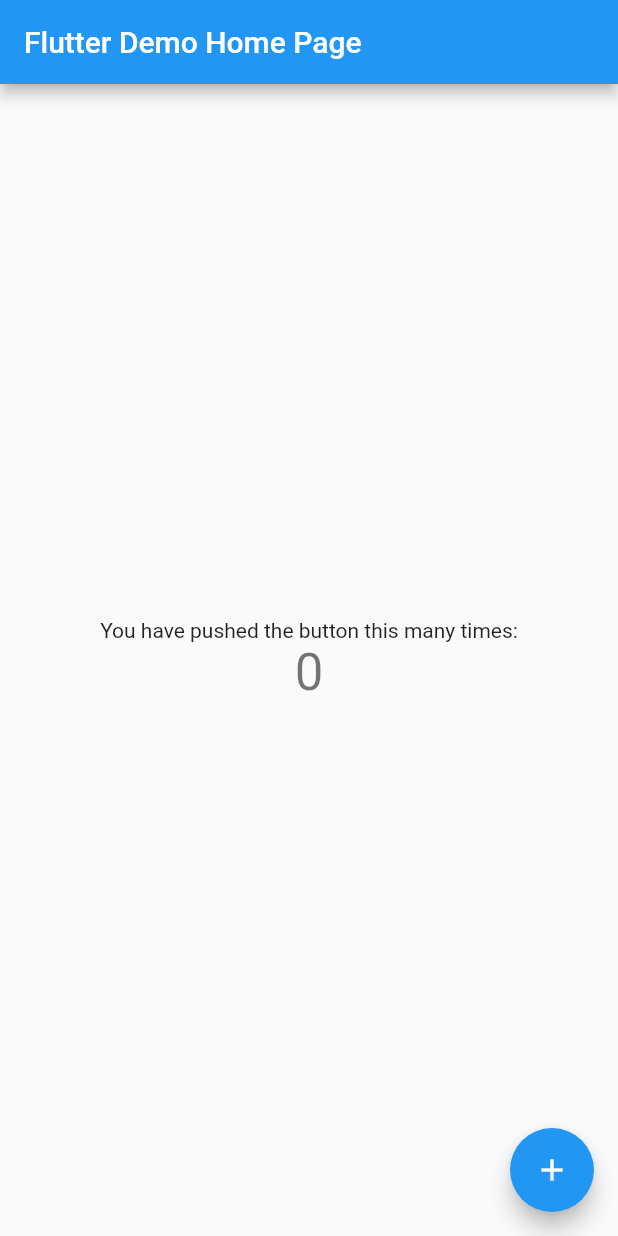
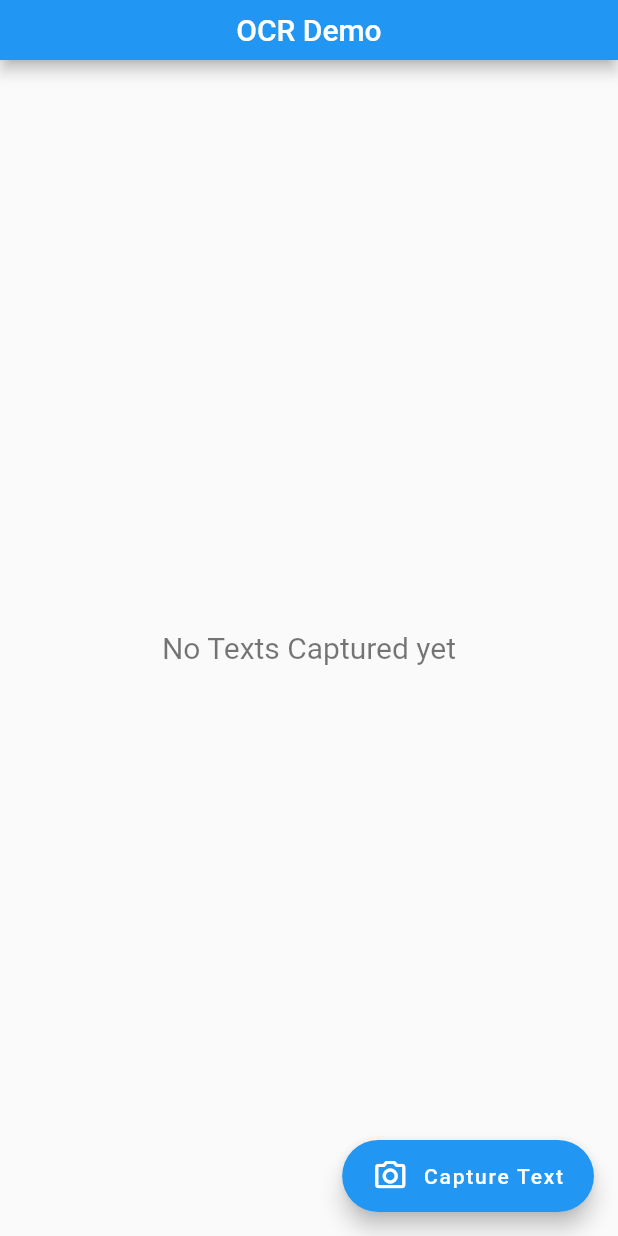
Before and after one commit to shivam-rao-official/OCR-App, a Flutter app: the screen it shows after launch, on a phone screen of 412 x 824 dp. Run offline on Flutter 3.47's test engine with Material 2 defaults, Android fonts, the phone set to English and light mode, and no system bars; our stand-ins replace get.

Commit message:
Created Splash and Home Screen, added google_ml_kit dependency

```diff
--- a/lib/main.dart
+++ b/lib/main.dart
@@ -1,4 +1,6 @@
 import 'package:flutter/material.dart';
+import 'package:get/get.dart';
+import 'package:ocr/screens/splash_screen.dart';
 
 void main() {
   runApp(const MyApp());
@@ -7,109 +9,14 @@ void main() {
 class MyApp extends StatelessWidget {
   const MyApp({super.key});
 
-  // This widget is the root of your application.
   @override
   Widget build(BuildContext context) {
-    return MaterialApp(
+    return GetMaterialApp(
       title: 'Flutter Demo',
       theme: ThemeData(
-        // This is the theme of your application.
-        //
-        // Try running your application with "flutter run". You'll see the
-        // application has a blue toolbar. Then, without quitting the app, try
-        // changing the primarySwatch below to Colors.green and then invoke
-        // "hot reload" (press "r" in the console where you ran "flutter run",
-        // or simply save your changes to "hot reload" in a Flutter IDE).
-        // Notice that the counter didn't reset back to zero; the application
-        // is not restarted.
         primarySwatch: Colors.blue,
       ),
-      home: const MyHomePage(title: 'Flutter Demo Home Page'),
+      home: const SplashScreen(),
     );
   }
 }
-
-class MyHomePage extends StatefulWidget {
-  const MyHomePage({super.key, required this.title});
-
-  // This widget is the home page of your application. It is stateful, meaning
-  // that it has a State object (defined below) that contains fields that affect
-  // how it looks.
-
-  // This class is the configuration for the state. It holds the values (in this
-  // case the title) provided by the parent (in this case the App widget) and
-  // used by the build method of the State. Fields in a Widget subclass are
-  // always marked "final".
-
-  final String title;
-
-  @override
-  State<MyHomePage> createState() => _MyHomePageState();
-}
-
-class _MyHomePageState extends State<MyHomePage> {
-  int _counter = 0;
-
-  void _incrementCounter() {
-    setState(() {
-      // This call to setState tells the Flutter framework that something has
-      // changed in this State, which causes it to rerun the build method below
-      // so that the display can reflect the updated values. If we changed
-      // _counter without calling setState(), then the build method would not be
-      // called again, and so nothing would appear to happen.
-      _counter++;
-    });
-  }
-
-  @override
-  Widget build(BuildContext context) {
-    // This method is rerun every time setState is called, for instance as done
-    // by the _incrementCounter method above.
-    //
-    // The Flutter framework has been optimized to make rerunning build methods
-    // fast, so that you can just rebuild anything that needs updating rather
-    // than having to individually change instances of widgets.
-    return Scaffold(
-      appBar: AppBar(
-        // Here we take the value from the MyHomePage object that was created by
-        // the App.build method, and use it to set our appbar title.
-        title: Text(widget.title),
-      ),
-      body: Center(
-        // Center is a layout widget. It takes a single child and positions it
-        // in the middle of the parent.
-        child: Column(
-          // Column is also a layout widget. It takes a list of children and
-          // arranges them vertically. By default, it sizes itself to fit its
-          // children horizontally, and tries to be as tall as its parent.
-          //
-          // Invoke "debug painting" (press "p" in the console, choose the
-          // "Toggle Debug Paint" action from the Flutter Inspector in Android
-          // Studio, or the "Toggle Debug Paint" command in Visual Studio Code)
-          // to see the wireframe for each widget.
-          //
-          // Column has various properties to control how it sizes itself and
-          // how it positions its children. Here we use mainAxisAlignment to
-          // center the children vertically; the main axis here is the vertical
-          // axis because Columns are vertical (the cross axis would be
-          // horizontal).
-          mainAxisAlignment: MainAxisAlignment.center,
-          children: <Widget>[
-            const Text(
-              'You have pushed the button this many times:',
-            ),
-            Text(
-              '$_counter',
-              style: Theme.of(context).textTheme.headlineMedium,
-            ),
-          ],
-        ),
-      ),
-      floatingActionButton: FloatingActionButton(
-        onPressed: _incrementCounter,
-        tooltip: 'Increment',
-        child: const Icon(Icons.add),
-      ), // This trailing comma makes auto-formatting nicer for build methods.
-    );
-  }
-}
--- /dev/null
+++ b/lib/screens/home_screen.dart
@@ -0,0 +1,34 @@
+import 'package:flutter/material.dart';
+import 'package:ocr/widgets/custom_appbar.dart';
+
+class HomeScreen extends StatelessWidget {
+  const HomeScreen({super.key});
+
+  @override
+  Widget build(BuildContext context) {
+    return Scaffold(
+      appBar: const PreferredSize(
+          preferredSize: Size.fromHeight(40), child: CustomAppbar()),
+      body: const Center(
+        child: Text(
+          "No Texts Captured yet",
+          style: TextStyle(
+            fontSize: 20,
+            color: Colors.black54,
+            fontWeight: FontWeight.w400,
+          ),
+        ),
+      ),
+      floatingActionButton: FloatingActionButton.extended(
+        onPressed: () {},
+        label: Row(
+          children: const [
+            Icon(Icons.camera_alt_outlined),
+            SizedBox(width: 10),
+            Text("Capture Text"),
+          ],
+        ),
+      ),
+    );
+  }
+}
--- /dev/null
+++ b/lib/widgets/custom_appbar.dart
@@ -0,0 +1,14 @@
+import 'package:flutter/material.dart';
+
+class CustomAppbar extends StatelessWidget {
+  const CustomAppbar({super.key});
+
+  @override
+  Widget build(BuildContext context) {
+    return AppBar(
+
+      centerTitle: true,
+      title: const Text("OCR Demo"),
+    );
+  }
+}
```
Also changed, not shown: lib/controllers/splash_screen_controller.dart (added, +17 -0 lines), lib/screens/splash_screen.dart (added, +32 -0 lines), lib/widgets/custom_loader.dart (added, +34 -0 lines), pubspec.yaml (+6 -20 lines), pubspec.lock.
